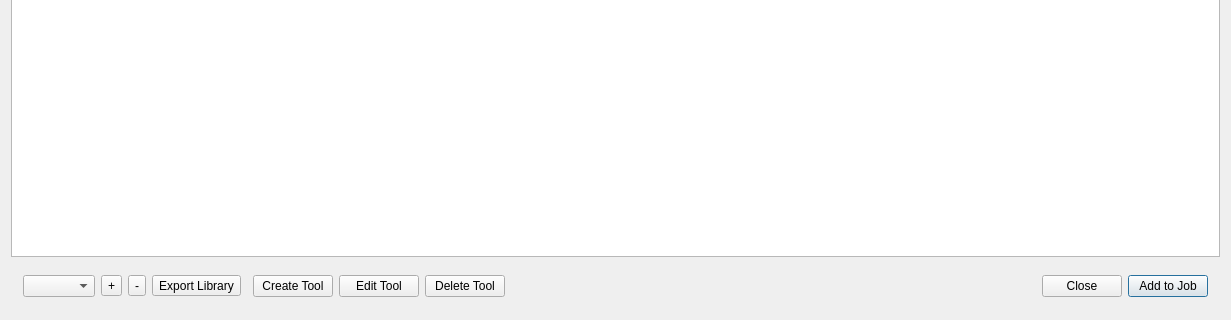
Qt form btl/ui/library.ui (knipknap/better-tool-library) before a commit; both pictures show x 0 to 1231 and y 553 to 873 of the 1231 by 873 pixel window.
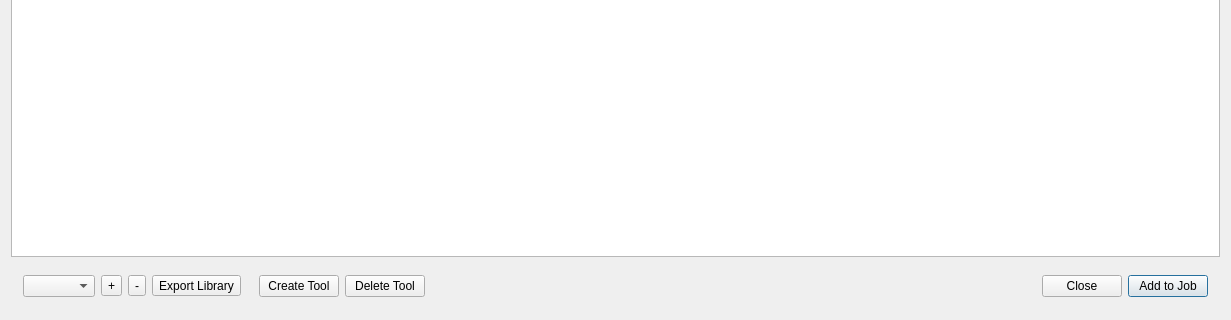
The same form after that commit. Icons and pictures are not drawn.

Commit message: remove Edit Tool button, use double click instead

Diff of the .ui file:
```diff
--- a/btl/ui/library.ui
+++ b/btl/ui/library.ui
@@ -102,7 +102,7 @@
          </property>
          <property name="sizeHint" stdset="0">
           <size>
-           <width>6</width>
+           <width>12</width>
            <height>20</height>
           </size>
          </property>
@@ -121,23 +121,6 @@
            </property>
           </widget>
          </item>
-         <item>
-          <widget class="QPushButton" name="pushButtonEditTool">
-           <property name="sizePolicy">
-            <sizepolicy hsizetype="Fixed" vsizetype="Fixed">
-             <horstretch>0</horstretch>
-             <verstretch>0</verstretch>
-            </sizepolicy>
-           </property>
-           <property name="text">
-            <string>Edit Tool</string>
-           </property>
-           <property name="icon">
-            <iconset>
-             <normaloff>../../resources/icons/tool-edit.svg</normaloff>../../resources/icons/tool-edit.svg</iconset>
-           </property>
-          </widget>
-         </item>
          <item>
           <widget class="QPushButton" name="pushButtonDeleteTool">
            <property name="sizePolicy">
```
The commit also changes 2 other files.
